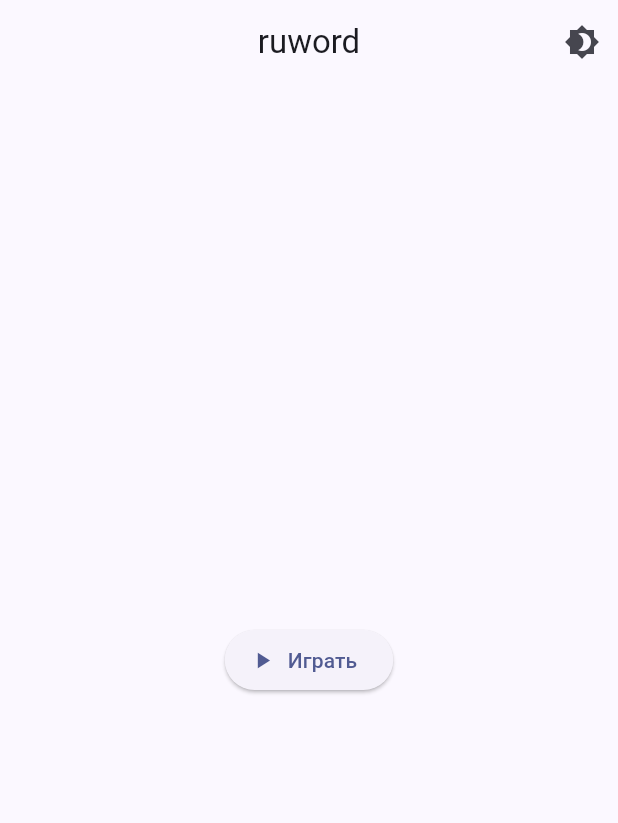
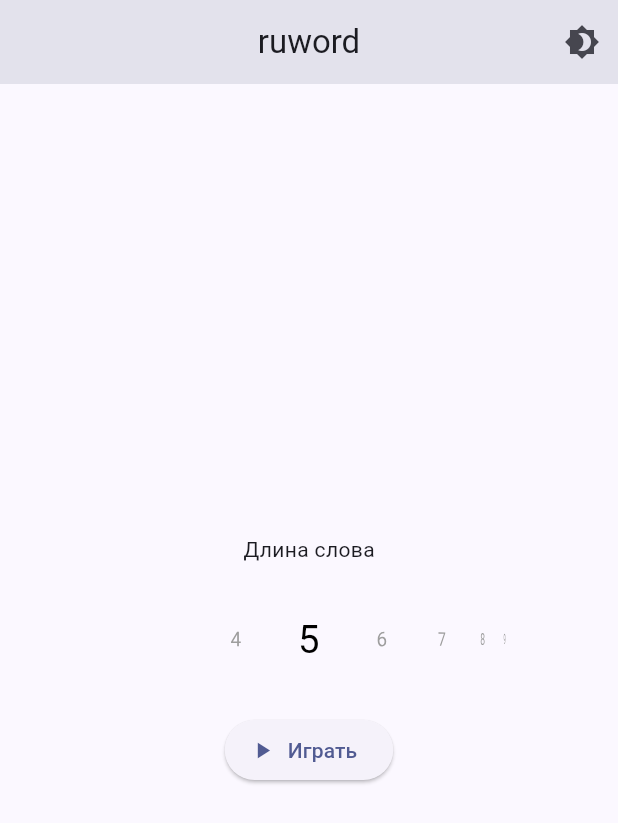
Before and after one commit to grand0/ruword, a Flutter app: the screen it shows after launch, on a phone screen of 412 x 824 dp. Shown: the top 823 px of the screen. Run offline on Flutter 3.47's test engine with Material 2 defaults, Android fonts, the phone set to English and light mode, and no system bars; drawn by our look-alikes of wheel_chooser; our stand-ins replace another_flushbar, get, shared_preferences.

Commit message:
word length chooser

```diff
--- a/lib/pages/home_page.dart
+++ b/lib/pages/home_page.dart
@@ -1,9 +1,17 @@
 import 'package:flutter/material.dart';
 import 'package:get/get.dart';
 import 'package:ruword/controllers/theme_controller.dart';
+import 'package:wheel_chooser/wheel_chooser.dart';
 
-class HomePage extends StatelessWidget {
+class HomePage extends StatefulWidget {
   const HomePage({Key? key}) : super(key: key);
+
+  @override
+  State<HomePage> createState() => _HomePageState();
+}
+
+class _HomePageState extends State<HomePage> {
+  int wordLength = 5;
 
   @override
   Widget build(BuildContext context) {
@@ -19,10 +27,29 @@ class HomePage extends StatelessWidget {
         ],
       ),
       body: Center(
-        child: ElevatedButton.icon(
-          icon: const Icon(Icons.play_arrow),
-          label: const Text('Играть'),
-          onPressed: () => Get.toNamed('/game'),
+        child: Column(
+          mainAxisAlignment: MainAxisAlignment.center,
+          children: [
+            const Text('Длина слова'),
+            SizedBox(
+              width: Get.mediaQuery.size.width,
+              height: 100,
+              child: WheelChooser.integer(
+                onValueChanged: (val) => setState(() => wordLength = val),
+                maxValue: 12,
+                minValue: 4,
+                initValue: 5,
+                unSelectTextStyle: const TextStyle(color: Colors.grey),
+                magnification: 1.5,
+                horizontal: true,
+              ),
+            ),
+            ElevatedButton.icon(
+              icon: const Icon(Icons.play_arrow),
+              label: const Text('Играть'),
+              onPressed: () => Get.toNamed('/game', arguments: wordLength),
+            ),
+          ],
         ),
       ),
     );
--- a/pubspec.yaml
+++ b/pubspec.yaml
@@ -13,6 +13,7 @@ dependencies:
   get: ^4.6.5
   shared_preferences: ^2.0.15
   another_flushbar: ^1.10.29
+  wheel_chooser: ^1.0.0
 
 dev_dependencies:
   flutter_test:
```
Also changed, not shown: pubspec.lock.
